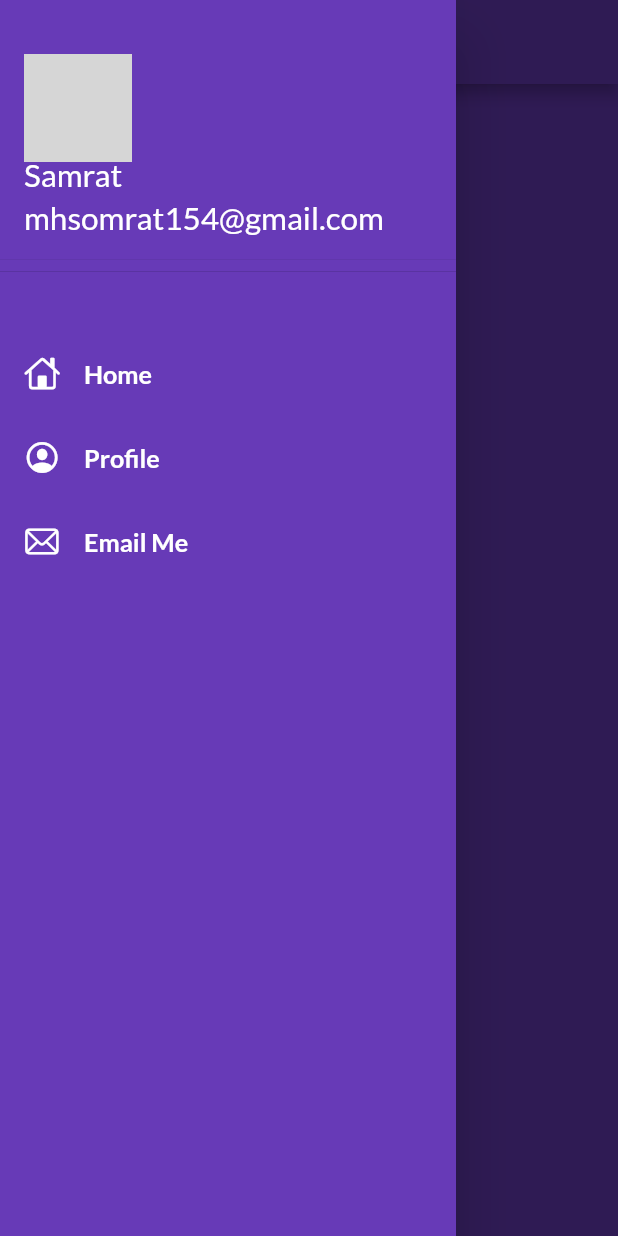
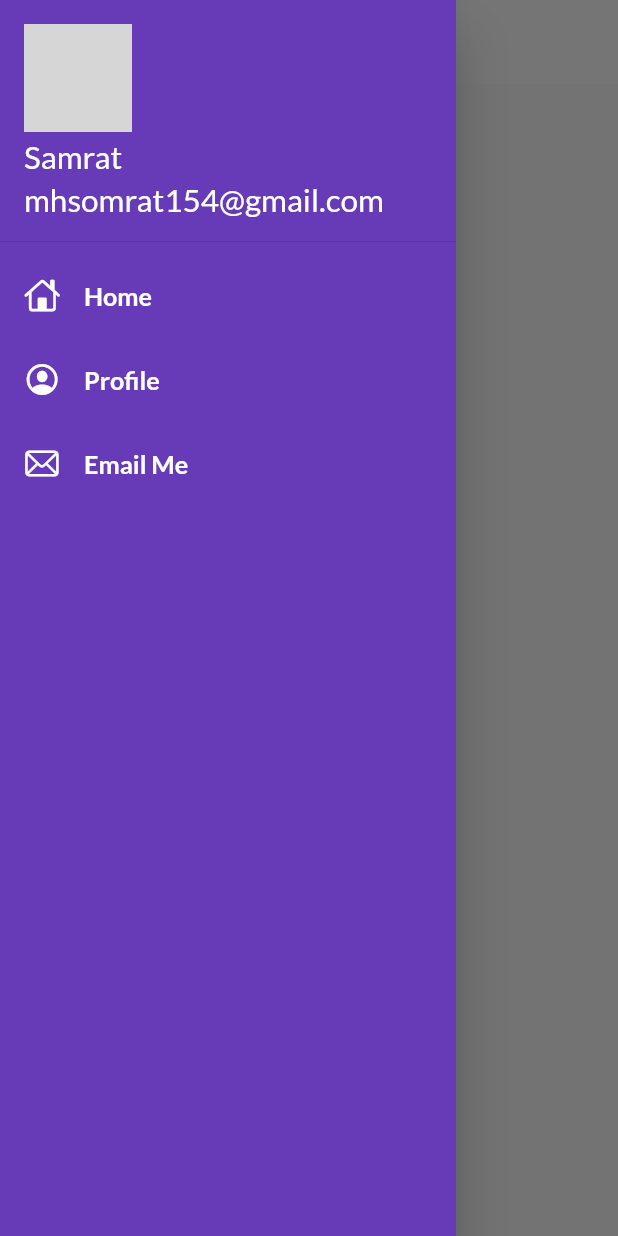
Before and after one commit to somukhan9/flutter-30-days, a Flutter app: the screen it shows after launch, with the side drawer open, on a phone screen of 412 x 824 dp. Run offline on Flutter 3.47's test engine with Material 2 defaults, Android fonts, the phone set to English and light mode, and no system bars; our stand-ins replace google_fonts; network calls fail; grey boxes are pictures that could not be loaded.

Commit message:
Theme Management Done.

```diff
--- a/lib/main.dart
+++ b/lib/main.dart
@@ -3,6 +3,7 @@ import 'package:google_fonts/google_fonts.dart';
 import 'package:practice/pages/home_page.dart';
 import 'package:practice/pages/login_page.dart';
 import 'package:practice/utils/my_routes.dart';
+import 'package:practice/widgets/theme.dart';
 
 void main() {
   runApp(const MyApp());
@@ -18,11 +19,8 @@ class MyApp extends StatelessWidget {
       debugShowCheckedModeBanner: false,
       // home: const HomePage(),
       themeMode: ThemeMode.light,
-      theme: ThemeData(
-          primarySwatch: Colors.deepPurple,
-          fontFamily: GoogleFonts.lato().fontFamily),
-      darkTheme:
-          ThemeData(primarySwatch: Colors.red, brightness: Brightness.dark),
+      theme: MyTheme.lightTheme(context),
+      darkTheme: MyTheme.darkTheme(context),
       initialRoute: MyRoutes.homeRoute,
       routes: {
         MyRoutes.homeRoute: (context) => const HomePage(),
--- a/lib/pages/home_page.dart
+++ b/lib/pages/home_page.dart
@@ -8,17 +8,14 @@ class HomePage extends StatelessWidget {
   Widget build(BuildContext context) {
     return Scaffold(
       appBar: AppBar(
-        title: const Text('HomePage'),
+        title: const Text('Catalog App'),
       ),
       body: Container(
-        decoration: BoxDecoration(color: Theme.of(context).primaryColor),
-        width: MediaQuery.of(context).size.width,
-        height: MediaQuery.of(context).size.height,
         alignment: Alignment.center,
         child: const Text(
           '30 Days Challenge.',
           style: TextStyle(
-              color: Colors.white, fontWeight: FontWeight.bold, fontSize: 22),
+              color: Colors.black, fontWeight: FontWeight.bold, fontSize: 22),
         ),
       ),
       drawer: const MyDrawer(),
--- a/lib/widgets/drawer.dart
+++ b/lib/widgets/drawer.dart
@@ -7,20 +7,18 @@ class MyDrawer extends StatelessWidget {
   @override
   Widget build(BuildContext context) {
     const String imageUrl =
-        "https://avatars.githubusercontent.com/u/12619420?s=460&u=26db98cbde1dd34c7c67b85c240505a436b2c36d&v=4";
+        "https://scontent.fdac151-1.fna.fbcdn.net/v/t1.6435-9/122702090_2295893270555845_1186201468462564080_n.jpg?_nc_cat=111&cb=99be929b-59f725be&ccb=1-7&_nc_sid=09cbfe&_nc_eui2=AeE2YWgsG7rEv15kIpI_ywSPRy-QrUcHH8BHL5CtRwcfwNZ5L25qsXsTAc0PF-KJV8Qmp8aIAv4B8XFAqNiI9iBD&_nc_ohc=Y3M2cf-fDT8AX-z5eUk&_nc_ht=scontent.fdac151-1.fna&oh=00_AfDJZEFE927wL_QYIUW8hMwRd23C10oNdkA0BBdEMgLJHQ&oe=64BE304A";
 
     return Drawer(
       child: Container(
         color: Colors.deepPurple,
-        margin: EdgeInsets.zero,
-        padding: EdgeInsets.zero,
         child: ListView(
           padding: EdgeInsets.zero,
           children: const [
             DrawerHeader(
                 padding: EdgeInsets.zero,
-                margin: EdgeInsets.only(top: 20, bottom: 40),
                 child: UserAccountsDrawerHeader(
+                  margin: EdgeInsets.zero,
                   accountName: Text(
                     "Samrat",
                     textScaleFactor: 1.5,
--- /dev/null
+++ b/lib/widgets/theme.dart
@@ -0,0 +1,16 @@
+import 'package:flutter/material.dart';
+import 'package:google_fonts/google_fonts.dart';
+
+class MyTheme {
+  static ThemeData lightTheme(BuildContext context) => ThemeData(
+      primarySwatch: Colors.deepPurple,
+      fontFamily: GoogleFonts.lato().fontFamily,
+      appBarTheme: const AppBarTheme(
+          color: Colors.white,
+          elevation: 0.0,
+          iconTheme: IconThemeData(color: Colors.black),
+          titleTextStyle: TextStyle(color: Colors.black)));
+
+  static ThemeData darkTheme(BuildContext context) =>
+      ThemeData(brightness: Brightness.dark);
+}
```
